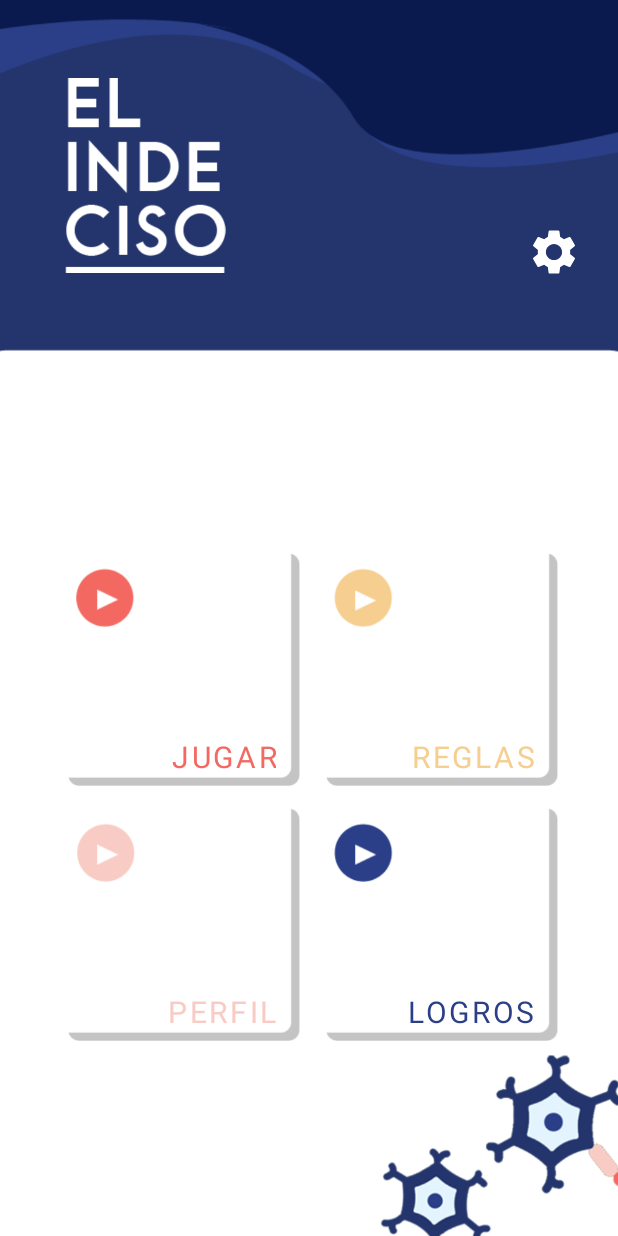
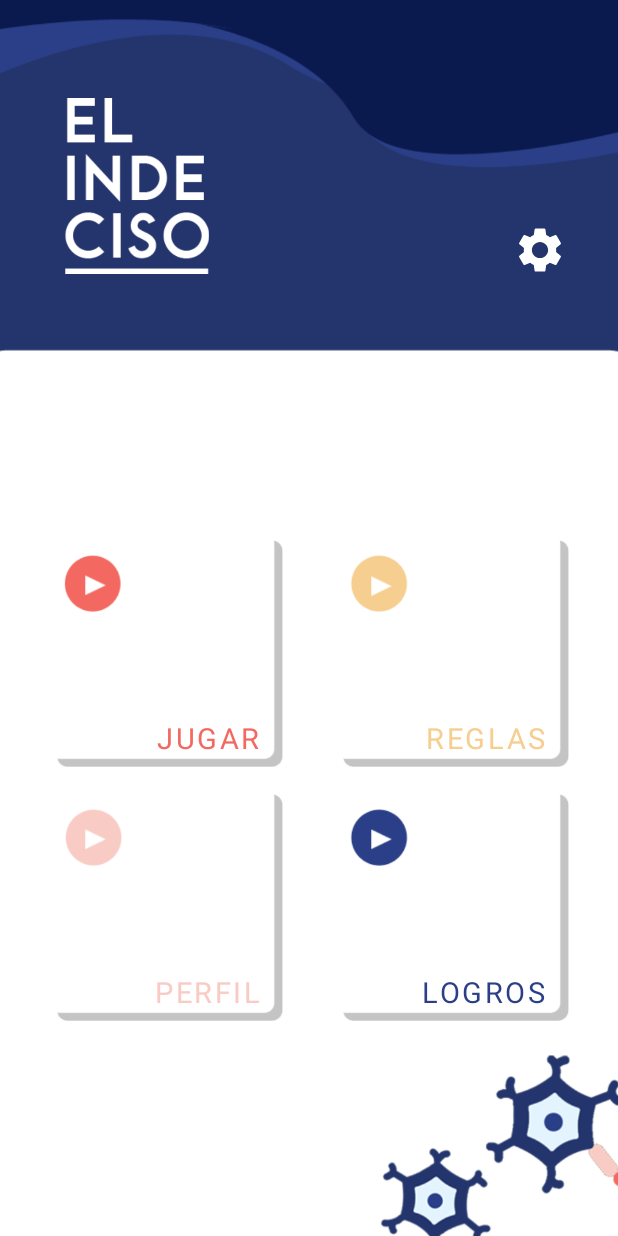
Before and after one commit to ezezbogar/El-Indeciso, an Android app: the screen it shows after launch (MainActivity), on a phone screen of 412 x 824 dp. Run offline under Robolectric (Android 15) with nearby library versions, the phone set to English and light mode, and no system bars; our stand-ins replace Firebase (no records; nobody signed in at launch, a user with empty details on screens opened directly), sdp/ssp sizes; 2 statements that could not run were skipped.

Commit message:
Ajuste básico de compatibilidad en MainActivityLayout
Ajuste básico y mínimo a sdp en Main Activity Layout para brindar compatibilidad a diferentes pantallas de celular

```diff
--- a/app/build.gradle
+++ b/app/build.gradle
@@ -47,7 +47,7 @@ dependencies {
     testImplementation 'junit:junit:4.+'
     androidTestImplementation 'androidx.test.ext:junit:1.1.2'
     androidTestImplementation 'androidx.test.espresso:espresso-core:3.3.0'
-
+    implementation 'com.intuit.sdp:sdp-android:1.0.6'
     implementation platform('com.google.firebase:firebase-bom:28.2.0')
     implementation 'com.google.firebase:firebase-analytics-ktx'
     implementation 'com.google.firebase:firebase-database-ktx'
--- a/app/src/main/res/values/dimensions.xml
+++ b/app/src/main/res/values/dimensions.xml
@@ -1,9 +1,9 @@
 <?xml version="1.0" encoding="utf-8"?>
 <resources>
-    <dimen name="menu_button_height">160dp</dimen>
-    <dimen name="menu_button_width">160dp</dimen>
-    <dimen name="lateral_margin_menu_button">40dp</dimen>
-    <dimen name="bottom_margin_menu_button">130dp</dimen>
-    <dimen name="margin_between_buttons_menu">10dp</dimen>
-    <dimen name="text_size_menu_options">20sp</dimen>
+    <dimen name="menu_button_height">@dimen/_120sdp</dimen>
+    <dimen name="menu_button_width">@dimen/_120sdp</dimen>
+    <dimen name="lateral_margin_menu_button">@dimen/_25sdp</dimen>
+    <dimen name="bottom_margin_menu_button">@dimen/_110sdp</dimen>
+    <dimen name="margin_between_buttons_menu">@dimen/_10sdp</dimen>
+    <dimen name="text_size_menu_options">@dimen/_15sdp</dimen>
 </resources>
--- a/app/src/main/res/values/styles.xml
+++ b/app/src/main/res/values/styles.xml
@@ -8,20 +8,20 @@
     </style>
 
     <style name="LogoImageView">
-        <item name="android:layout_width">130dp</item>
-        <item name="android:layout_height">130dp</item>
-        <item name="android:layout_marginLeft">32dp</item>
-        <item name="android:layout_marginTop">52dp</item>
+        <item name="android:layout_width">@dimen/_90sdp</item>
+        <item name="android:layout_height">@dimen/_90sdp</item>
+        <item name="android:layout_marginLeft">@dimen/_25sdp</item>
+        <item name="android:layout_marginTop">@dimen/_50sdp</item>
         <item name="srcCompat">@drawable/logo</item>
     </style>
 
     <style name="SettingsImageButton">
-        <item name="android:layout_width">55dp</item>
-        <item name="android:layout_height">55dp</item>
+        <item name="android:layout_width">@dimen/_40sdp</item>
+        <item name="android:layout_height">@dimen/_40sdp</item>
         <item name="srcCompat">@drawable/ic_settings</item>
         <item name="android:background">#24346C</item>
-        <item name="android:layout_marginTop">140dp</item>
-        <item name="android:layout_marginRight">15dp</item>
+        <item name="android:layout_marginTop">@dimen/_108sdp</item>
+        <item name="android:layout_marginRight">@dimen/_20sdp</item>
     </style>
 
     <style name="OptionMenuButton">
--- a/build.gradle
+++ b/build.gradle
@@ -12,6 +12,7 @@ buildscript {
 
         // NOTE: Do not place your application dependencies here; they belong
         // in the individual module build.gradle files
+
     }
 }
 
```
